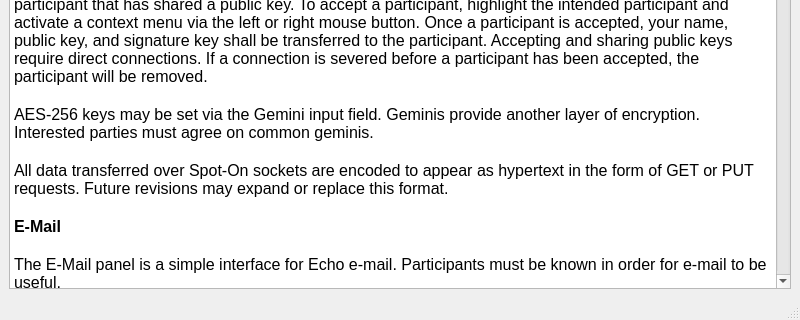
Old version of the form UI/docviewer.ui in the repository xloem/spot-on-svn; both pictures show x 0 to 800 and y 280 to 600 of the 800 by 600 pixel window.
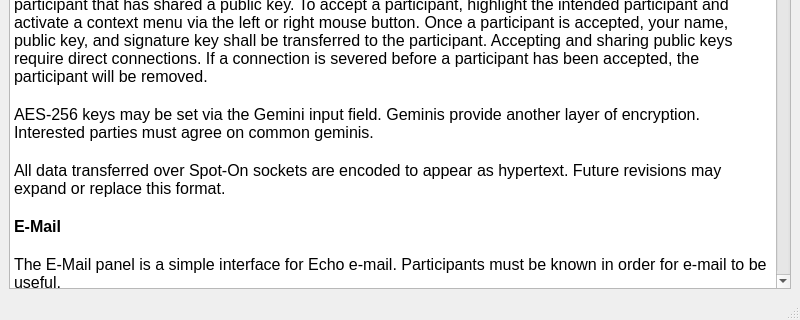
New version of the form. Icons and pictures are not drawn.

Diff of the .ui file:
```diff
--- a/UI/docviewer.ui
+++ b/UI/docviewer.ui
@@ -25,59 +25,59 @@
        <string>&lt;!DOCTYPE HTML PUBLIC &quot;-//W3C//DTD HTML 4.0//EN&quot; &quot;http://www.w3.org/TR/REC-html40/strict.dtd&quot;&gt;
 &lt;html&gt;&lt;head&gt;&lt;meta name=&quot;qrichtext&quot; content=&quot;1&quot; /&gt;&lt;style type=&quot;text/css&quot;&gt;
 p, li { white-space: pre-wrap; }
-&lt;/style&gt;&lt;/head&gt;&lt;body style=&quot; font-family:'Lucida Grande'; font-size:13pt; font-weight:400; font-style:normal;&quot;&gt;
-&lt;p style=&quot; margin-top:0px; margin-bottom:0px; margin-left:0px; margin-right:0px; -qt-block-indent:0; text-indent:0px;&quot;&gt;&lt;span style=&quot; font-family:'Sans'; font-size:12pt; font-weight:600;&quot;&gt;Buzz&lt;/span&gt;&lt;/p&gt;
-&lt;p style=&quot;-qt-paragraph-type:empty; margin-top:0px; margin-bottom:0px; margin-left:0px; margin-right:0px; -qt-block-indent:0; text-indent:0px; font-family:'Sans'; font-size:12pt;&quot;&gt;&lt;br /&gt;&lt;/p&gt;
-&lt;p style=&quot; margin-top:0px; margin-bottom:0px; margin-left:0px; margin-right:0px; -qt-block-indent:0; text-indent:0px;&quot;&gt;&lt;span style=&quot; font-family:'Sans'; font-size:12pt;&quot;&gt;Buzz provides a simple interface for public communications. Spot-On uses the channel name to derive an encryption key. The channel type describes the cipher algorithm that's to be used. An optional salt may be specified. Please note that the provided salt must be known by other parties in order for the derived key to be common.&lt;/span&gt;&lt;/p&gt;
-&lt;p style=&quot;-qt-paragraph-type:empty; margin-top:0px; margin-bottom:0px; margin-left:0px; margin-right:0px; -qt-block-indent:0; text-indent:0px; font-family:'Sans'; font-size:12pt;&quot;&gt;&lt;br /&gt;&lt;/p&gt;
-&lt;p style=&quot; margin-top:0px; margin-bottom:0px; margin-left:0px; margin-right:0px; -qt-block-indent:0; text-indent:0px;&quot;&gt;&lt;span style=&quot; font-family:'Sans'; font-size:12pt;&quot;&gt;User names are not necessarily unique, however, each client on a particular channel attempts a unique ID. The ID exists for the duration of a UI session.&lt;/span&gt;&lt;/p&gt;
-&lt;p style=&quot;-qt-paragraph-type:empty; margin-top:0px; margin-bottom:0px; margin-left:0px; margin-right:0px; -qt-block-indent:0; text-indent:0px; font-size:12pt; font-weight:600;&quot;&gt;&lt;br /&gt;&lt;/p&gt;
-&lt;p style=&quot; margin-top:0px; margin-bottom:0px; margin-left:0px; margin-right:0px; -qt-block-indent:0; text-indent:0px;&quot;&gt;&lt;span style=&quot; font-size:12pt; font-weight:600;&quot;&gt;Chat&lt;/span&gt;&lt;/p&gt;
-&lt;p style=&quot;-qt-paragraph-type:empty; margin-top:0px; margin-bottom:0px; margin-left:0px; margin-right:0px; -qt-block-indent:0; text-indent:0px; font-size:12pt;&quot;&gt;&lt;br /&gt;&lt;/p&gt;
-&lt;p style=&quot; margin-top:0px; margin-bottom:0px; margin-left:0px; margin-right:0px; -qt-block-indent:0; text-indent:0px;&quot;&gt;&lt;span style=&quot; font-size:12pt;&quot;&gt;The Chat page allows known participants to communicate via a hybrid system. Here, one may accept a participant that has shared a public key. To accept a participant, highlight the intended participant and activate a context menu via the left or right mouse button. Once a participant is accepted, your name, public key, and signature key shall be transferred to the participant. Accepting and sharing public keys require direct connections. If a connection is severed before a participant has been accepted, the participant will be removed.&lt;/span&gt;&lt;/p&gt;
-&lt;p style=&quot;-qt-paragraph-type:empty; margin-top:0px; margin-bottom:0px; margin-left:0px; margin-right:0px; -qt-block-indent:0; text-indent:0px; font-size:12pt;&quot;&gt;&lt;br /&gt;&lt;/p&gt;
-&lt;p style=&quot; margin-top:0px; margin-bottom:0px; margin-left:0px; margin-right:0px; -qt-block-indent:0; text-indent:0px;&quot;&gt;&lt;span style=&quot; font-size:12pt;&quot;&gt;AES-256 keys may be set via the Gemini input field. Geminis provide another layer of encryption. Interested parties must agree on common geminis.&lt;/span&gt;&lt;/p&gt;
-&lt;p style=&quot;-qt-paragraph-type:empty; margin-top:0px; margin-bottom:0px; margin-left:0px; margin-right:0px; -qt-block-indent:0; text-indent:0px; font-size:12pt;&quot;&gt;&lt;br /&gt;&lt;/p&gt;
-&lt;p style=&quot; margin-top:0px; margin-bottom:0px; margin-left:0px; margin-right:0px; -qt-block-indent:0; text-indent:0px;&quot;&gt;&lt;span style=&quot; font-size:12pt;&quot;&gt;All data transferred over Spot-On sockets are encoded to appear as hypertext in the form of GET or PUT requests. Future revisions may expand or replace this format.&lt;/span&gt;&lt;/p&gt;
-&lt;p style=&quot;-qt-paragraph-type:empty; margin-top:0px; margin-bottom:0px; margin-left:0px; margin-right:0px; -qt-block-indent:0; text-indent:0px; font-size:12pt;&quot;&gt;&lt;br /&gt;&lt;/p&gt;
-&lt;p style=&quot; margin-top:0px; margin-bottom:0px; margin-left:0px; margin-right:0px; -qt-block-indent:0; text-indent:0px;&quot;&gt;&lt;span style=&quot; font-size:12pt; font-weight:600;&quot;&gt;E-Mail&lt;/span&gt;&lt;/p&gt;
-&lt;p style=&quot;-qt-paragraph-type:empty; margin-top:0px; margin-bottom:0px; margin-left:0px; margin-right:0px; -qt-block-indent:0; text-indent:0px; font-size:12pt;&quot;&gt;&lt;br /&gt;&lt;/p&gt;
-&lt;p style=&quot; margin-top:0px; margin-bottom:0px; margin-left:0px; margin-right:0px; -qt-block-indent:0; text-indent:0px;&quot;&gt;&lt;span style=&quot; font-size:12pt;&quot;&gt;The E-Mail panel is a simple interface for Echo e-mail. Participants must be known in order for e-mail to be useful.&lt;/span&gt;&lt;/p&gt;
-&lt;p style=&quot;-qt-paragraph-type:empty; margin-top:0px; margin-bottom:0px; margin-left:0px; margin-right:0px; -qt-block-indent:0; text-indent:0px; font-size:12pt;&quot;&gt;&lt;br /&gt;&lt;/p&gt;
-&lt;p style=&quot; margin-top:0px; margin-bottom:0px; margin-left:0px; margin-right:0px; -qt-block-indent:0; text-indent:0px;&quot;&gt;&lt;span style=&quot; font-size:12pt;&quot;&gt;Similar to the Gemini, the Gold Bug provides another layer of AES-256 encryption. If specified, an outbound letter shall be encrypted via the provided key. Recipients will be prompted to provide correct gold bugs whenever they attempt to open letters that have been enclosed by gold bugs.&lt;/span&gt;&lt;/p&gt;
-&lt;p style=&quot;-qt-paragraph-type:empty; margin-top:0px; margin-bottom:0px; margin-left:0px; margin-right:0px; -qt-block-indent:0; text-indent:0px; font-size:12pt;&quot;&gt;&lt;br /&gt;&lt;/p&gt;
-&lt;p style=&quot; margin-top:0px; margin-bottom:0px; margin-left:0px; margin-right:0px; -qt-block-indent:0; text-indent:0px;&quot;&gt;&lt;span style=&quot; font-size:12pt;&quot;&gt;The C/O sub-panel allows participants to house off-line e-mail of other participants. The intent of this feature is to provide a means of storing data for later retrieval. Please note that two participants must have a common participant in order for the feature to function correctly. Whenever a participant requests e-mail, a broadcast message is sent to reachable nodes. The broadcast includes the participant's signature. E-mail will then be distributed in a timely manner.&lt;/span&gt;&lt;/p&gt;
-&lt;p style=&quot;-qt-paragraph-type:empty; margin-top:0px; margin-bottom:0px; margin-left:0px; margin-right:0px; -qt-block-indent:0; text-indent:0px; font-size:12pt;&quot;&gt;&lt;br /&gt;&lt;/p&gt;
-&lt;p style=&quot; margin-top:0px; margin-bottom:0px; margin-left:0px; margin-right:0px; -qt-block-indent:0; text-indent:0px;&quot;&gt;&lt;span style=&quot; font-size:12pt;&quot;&gt;Please note that you may receive duplicate messages because of the Echo Protocol. A future revision may resolve this mishap.&lt;/span&gt;&lt;/p&gt;
-&lt;p style=&quot;-qt-paragraph-type:empty; margin-top:0px; margin-bottom:0px; margin-left:0px; margin-right:0px; -qt-block-indent:0; text-indent:0px; font-size:12pt;&quot;&gt;&lt;br /&gt;&lt;/p&gt;
-&lt;p style=&quot; margin-top:0px; margin-bottom:0px; margin-left:0px; margin-right:0px; -qt-block-indent:0; text-indent:0px;&quot;&gt;&lt;span style=&quot; font-size:12pt; font-weight:600;&quot;&gt;Listeners&lt;/span&gt;&lt;/p&gt;
-&lt;p style=&quot;-qt-paragraph-type:empty; margin-top:0px; margin-bottom:0px; margin-left:0px; margin-right:0px; -qt-block-indent:0; text-indent:0px; font-size:12pt;&quot;&gt;&lt;br /&gt;&lt;/p&gt;
-&lt;p style=&quot; margin-top:0px; margin-bottom:0px; margin-left:0px; margin-right:0px; -qt-block-indent:0; text-indent:0px;&quot;&gt;&lt;span style=&quot; font-size:12pt;&quot;&gt;In order to accept incoming connections, at least one active listener is required. The maximum number of connections that Spot-On will accept on a listener may also be modified. Echo modes and SSL key sizes may be selected as well.&lt;/span&gt;&lt;/p&gt;
-&lt;p style=&quot;-qt-paragraph-type:empty; margin-top:0px; margin-bottom:0px; margin-left:0px; margin-right:0px; -qt-block-indent:0; text-indent:0px; font-size:12pt;&quot;&gt;&lt;br /&gt;&lt;/p&gt;
-&lt;p style=&quot; margin-top:0px; margin-bottom:0px; margin-left:0px; margin-right:0px; -qt-block-indent:0; text-indent:0px;&quot;&gt;&lt;span style=&quot; font-size:12pt;&quot;&gt;Data that is transmitted on the Echo Protocol is subject to echoes. To restrict echoed data on a listener, simply select the Echo Mode. Please note that in order for a connection to be either full or half echo, both endpoints must agree on an identical mode.&lt;/span&gt;&lt;/p&gt;
-&lt;p style=&quot;-qt-paragraph-type:empty; margin-top:0px; margin-bottom:0px; margin-left:0px; margin-right:0px; -qt-block-indent:0; text-indent:0px; font-size:12pt;&quot;&gt;&lt;br /&gt;&lt;/p&gt;
-&lt;p style=&quot; margin-top:0px; margin-bottom:0px; margin-left:0px; margin-right:0px; -qt-block-indent:0; text-indent:0px;&quot;&gt;&lt;span style=&quot; font-size:12pt;&quot;&gt;Restricting connections by country is provided on this page. A future version of Spot-On will provide more elaborate mechanisms for limiting remote connections.&lt;/span&gt;&lt;/p&gt;
-&lt;p style=&quot;-qt-paragraph-type:empty; margin-top:0px; margin-bottom:0px; margin-left:0px; margin-right:0px; -qt-block-indent:0; text-indent:0px; font-size:12pt;&quot;&gt;&lt;br /&gt;&lt;/p&gt;
-&lt;p style=&quot; margin-top:0px; margin-bottom:0px; margin-left:0px; margin-right:0px; -qt-block-indent:0; text-indent:0px;&quot;&gt;&lt;span style=&quot; font-size:12pt; font-weight:600;&quot;&gt;Neighbors&lt;/span&gt;&lt;/p&gt;
-&lt;p style=&quot;-qt-paragraph-type:empty; margin-top:0px; margin-bottom:0px; margin-left:0px; margin-right:0px; -qt-block-indent:0; text-indent:0px; font-size:12pt;&quot;&gt;&lt;br /&gt;&lt;/p&gt;
-&lt;p style=&quot; margin-top:0px; margin-bottom:0px; margin-left:0px; margin-right:0px; -qt-block-indent:0; text-indent:0px;&quot;&gt;&lt;span style=&quot; font-size:12pt;&quot;&gt;The Neighbors page lists all Spot-On network connections that are present on a node. This page also allows users to define new connections. A context menu may be activated via the left or right mouse buttons on the Neighbors table. The menu provides several other options that are not readily available.&lt;/span&gt;&lt;/p&gt;
-&lt;p style=&quot;-qt-paragraph-type:empty; margin-top:0px; margin-bottom:0px; margin-left:0px; margin-right:0px; -qt-block-indent:0; text-indent:0px; font-size:12pt;&quot;&gt;&lt;br /&gt;&lt;/p&gt;
-&lt;p style=&quot; margin-top:0px; margin-bottom:0px; margin-left:0px; margin-right:0px; -qt-block-indent:0; text-indent:0px;&quot;&gt;&lt;span style=&quot; font-size:12pt;&quot;&gt;The Neighbors page also allows owners to copy their public keys to clipboard buffers. Adding other participants may also be performed on this page.&lt;/span&gt;&lt;/p&gt;
-&lt;p style=&quot;-qt-paragraph-type:empty; margin-top:0px; margin-bottom:0px; margin-left:0px; margin-right:0px; -qt-block-indent:0; text-indent:0px; font-size:12pt;&quot;&gt;&lt;br /&gt;&lt;/p&gt;
-&lt;p style=&quot; margin-top:0px; margin-bottom:0px; margin-left:0px; margin-right:0px; -qt-block-indent:0; text-indent:0px;&quot;&gt;&lt;span style=&quot; font-size:12pt; font-weight:600;&quot;&gt;Search&lt;/span&gt;&lt;/p&gt;
-&lt;p style=&quot;-qt-paragraph-type:empty; margin-top:0px; margin-bottom:0px; margin-left:0px; margin-right:0px; -qt-block-indent:0; text-indent:0px; font-size:12pt;&quot;&gt;&lt;br /&gt;&lt;/p&gt;
-&lt;p style=&quot; margin-top:0px; margin-bottom:0px; margin-left:0px; margin-right:0px; -qt-block-indent:0; text-indent:0px;&quot;&gt;&lt;span style=&quot; font-size:12pt;&quot;&gt;Not yet implemented.&lt;/span&gt;&lt;/p&gt;
-&lt;p style=&quot;-qt-paragraph-type:empty; margin-top:0px; margin-bottom:0px; margin-left:0px; margin-right:0px; -qt-block-indent:0; text-indent:0px; font-size:12pt;&quot;&gt;&lt;br /&gt;&lt;/p&gt;
-&lt;p style=&quot; margin-top:0px; margin-bottom:0px; margin-left:0px; margin-right:0px; -qt-block-indent:0; text-indent:0px;&quot;&gt;&lt;span style=&quot; font-size:12pt; font-weight:600;&quot;&gt;Settings&lt;/span&gt;&lt;/p&gt;
-&lt;p style=&quot;-qt-paragraph-type:empty; margin-top:0px; margin-bottom:0px; margin-left:0px; margin-right:0px; -qt-block-indent:0; text-indent:0px; font-size:12pt;&quot;&gt;&lt;br /&gt;&lt;/p&gt;
-&lt;p style=&quot; margin-top:0px; margin-bottom:0px; margin-left:0px; margin-right:0px; -qt-block-indent:0; text-indent:0px;&quot;&gt;&lt;span style=&quot; font-size:12pt;&quot;&gt;Please prepare a passphrase after launching Spot-On. To do so, complete the Passphrase and Passphrase Confirmation fields. Also review, and perhaps modify, the cipher type, hash type, iteration count, RSA key size, and salt length. Please note that the initialization process may take a significant amount of time to complete.&lt;/span&gt;&lt;/p&gt;
-&lt;p style=&quot;-qt-paragraph-type:empty; margin-top:0px; margin-bottom:0px; margin-left:0px; margin-right:0px; -qt-block-indent:0; text-indent:0px; font-size:12pt;&quot;&gt;&lt;br /&gt;&lt;/p&gt;
-&lt;p style=&quot; margin-top:0px; margin-bottom:0px; margin-left:0px; margin-right:0px; -qt-block-indent:0; text-indent:0px;&quot;&gt;&lt;span style=&quot; font-size:12pt;&quot;&gt;Spot-On is separated into two major processes, a kernel and a user interface. The kernel is responsible for establishing and maintaining the network aspects of Spot-On. The data between a kernel process and one or more user interfaces are transferred over SSL.&lt;/span&gt;&lt;/p&gt;
-&lt;p style=&quot;-qt-paragraph-type:empty; margin-top:0px; margin-bottom:0px; margin-left:0px; margin-right:0px; -qt-block-indent:0; text-indent:0px; font-size:12pt;&quot;&gt;&lt;br /&gt;&lt;/p&gt;
-&lt;p style=&quot; margin-top:0px; margin-bottom:0px; margin-left:0px; margin-right:0px; -qt-block-indent:0; text-indent:0px;&quot;&gt;&lt;span style=&quot; font-size:12pt; font-weight:600;&quot;&gt;URLs&lt;/span&gt;&lt;/p&gt;
-&lt;p style=&quot;-qt-paragraph-type:empty; margin-top:0px; margin-bottom:0px; margin-left:0px; margin-right:0px; -qt-block-indent:0; text-indent:0px; font-size:12pt;&quot;&gt;&lt;br /&gt;&lt;/p&gt;
-&lt;p style=&quot; margin-top:0px; margin-bottom:0px; margin-left:0px; margin-right:0px; -qt-block-indent:0; text-indent:0px;&quot;&gt;&lt;span style=&quot; font-size:12pt;&quot;&gt;Not yet implemented.&lt;/span&gt;&lt;/p&gt;
-&lt;p style=&quot;-qt-paragraph-type:empty; margin-top:0px; margin-bottom:0px; margin-left:0px; margin-right:0px; -qt-block-indent:0; text-indent:0px; font-size:12pt;&quot;&gt;&lt;br /&gt;&lt;/p&gt;&lt;/body&gt;&lt;/html&gt;</string>
+&lt;/style&gt;&lt;/head&gt;&lt;body style=&quot; font-family:'Sans'; font-size:12pt; font-weight:400; font-style:normal;&quot;&gt;
+&lt;p style=&quot; margin-top:0px; margin-bottom:0px; margin-left:0px; margin-right:0px; -qt-block-indent:0; text-indent:0px;&quot;&gt;&lt;span style=&quot; font-weight:600;&quot;&gt;Buzz&lt;/span&gt;&lt;/p&gt;
+&lt;p style=&quot;-qt-paragraph-type:empty; margin-top:0px; margin-bottom:0px; margin-left:0px; margin-right:0px; -qt-block-indent:0; text-indent:0px;&quot;&gt;&lt;br /&gt;&lt;/p&gt;
+&lt;p style=&quot; margin-top:0px; margin-bottom:0px; margin-left:0px; margin-right:0px; -qt-block-indent:0; text-indent:0px;&quot;&gt;Buzz provides a simple interface for public communications. Spot-On uses the channel name to derive an encryption key. The channel type describes the cipher algorithm that's to be used. An optional salt may be specified. Please note that the provided salt must be known by other parties in order for the derived key to be common.&lt;/p&gt;
+&lt;p style=&quot;-qt-paragraph-type:empty; margin-top:0px; margin-bottom:0px; margin-left:0px; margin-right:0px; -qt-block-indent:0; text-indent:0px;&quot;&gt;&lt;br /&gt;&lt;/p&gt;
+&lt;p style=&quot; margin-top:0px; margin-bottom:0px; margin-left:0px; margin-right:0px; -qt-block-indent:0; text-indent:0px;&quot;&gt;User names are not necessarily unique, however, each client on a particular channel attempts a unique ID. The ID exists for the duration of a UI session.&lt;/p&gt;
+&lt;p style=&quot;-qt-paragraph-type:empty; margin-top:0px; margin-bottom:0px; margin-left:0px; margin-right:0px; -qt-block-indent:0; text-indent:0px; font-family:'Lucida Grande'; font-weight:600;&quot;&gt;&lt;br /&gt;&lt;/p&gt;
+&lt;p style=&quot; margin-top:0px; margin-bottom:0px; margin-left:0px; margin-right:0px; -qt-block-indent:0; text-indent:0px;&quot;&gt;&lt;span style=&quot; font-family:'Lucida Grande'; font-weight:600;&quot;&gt;Chat&lt;/span&gt;&lt;/p&gt;
+&lt;p style=&quot;-qt-paragraph-type:empty; margin-top:0px; margin-bottom:0px; margin-left:0px; margin-right:0px; -qt-block-indent:0; text-indent:0px; font-family:'Lucida Grande';&quot;&gt;&lt;br /&gt;&lt;/p&gt;
+&lt;p style=&quot; margin-top:0px; margin-bottom:0px; margin-left:0px; margin-right:0px; -qt-block-indent:0; text-indent:0px;&quot;&gt;&lt;span style=&quot; font-family:'Lucida Grande';&quot;&gt;The Chat page allows known participants to communicate via a hybrid system. Here, one may accept a participant that has shared a public key. To accept a participant, highlight the intended participant and activate a context menu via the left or right mouse button. Once a participant is accepted, your name, public key, and signature key shall be transferred to the participant. Accepting and sharing public keys require direct connections. If a connection is severed before a participant has been accepted, the participant will be removed.&lt;/span&gt;&lt;/p&gt;
+&lt;p style=&quot;-qt-paragraph-type:empty; margin-top:0px; margin-bottom:0px; margin-left:0px; margin-right:0px; -qt-block-indent:0; text-indent:0px; font-family:'Lucida Grande';&quot;&gt;&lt;br /&gt;&lt;/p&gt;
+&lt;p style=&quot; margin-top:0px; margin-bottom:0px; margin-left:0px; margin-right:0px; -qt-block-indent:0; text-indent:0px;&quot;&gt;&lt;span style=&quot; font-family:'Lucida Grande';&quot;&gt;AES-256 keys may be set via the Gemini input field. Geminis provide another layer of encryption. Interested parties must agree on common geminis.&lt;/span&gt;&lt;/p&gt;
+&lt;p style=&quot;-qt-paragraph-type:empty; margin-top:0px; margin-bottom:0px; margin-left:0px; margin-right:0px; -qt-block-indent:0; text-indent:0px; font-family:'Lucida Grande';&quot;&gt;&lt;br /&gt;&lt;/p&gt;
+&lt;p style=&quot; margin-top:0px; margin-bottom:0px; margin-left:0px; margin-right:0px; -qt-block-indent:0; text-indent:0px;&quot;&gt;&lt;span style=&quot; font-family:'Lucida Grande';&quot;&gt;All data transferred over Spot-On sockets are encoded to appear as hypertext. Future revisions may expand or replace this format.&lt;/span&gt;&lt;/p&gt;
+&lt;p style=&quot;-qt-paragraph-type:empty; margin-top:0px; margin-bottom:0px; margin-left:0px; margin-right:0px; -qt-block-indent:0; text-indent:0px; font-family:'Lucida Grande';&quot;&gt;&lt;br /&gt;&lt;/p&gt;
+&lt;p style=&quot; margin-top:0px; margin-bottom:0px; margin-left:0px; margin-right:0px; -qt-block-indent:0; text-indent:0px;&quot;&gt;&lt;span style=&quot; font-family:'Lucida Grande'; font-weight:600;&quot;&gt;E-Mail&lt;/span&gt;&lt;/p&gt;
+&lt;p style=&quot;-qt-paragraph-type:empty; margin-top:0px; margin-bottom:0px; margin-left:0px; margin-right:0px; -qt-block-indent:0; text-indent:0px; font-family:'Lucida Grande';&quot;&gt;&lt;br /&gt;&lt;/p&gt;
+&lt;p style=&quot; margin-top:0px; margin-bottom:0px; margin-left:0px; margin-right:0px; -qt-block-indent:0; text-indent:0px;&quot;&gt;&lt;span style=&quot; font-family:'Lucida Grande';&quot;&gt;The E-Mail panel is a simple interface for Echo e-mail. Participants must be known in order for e-mail to be useful.&lt;/span&gt;&lt;/p&gt;
+&lt;p style=&quot;-qt-paragraph-type:empty; margin-top:0px; margin-bottom:0px; margin-left:0px; margin-right:0px; -qt-block-indent:0; text-indent:0px; font-family:'Lucida Grande';&quot;&gt;&lt;br /&gt;&lt;/p&gt;
+&lt;p style=&quot; margin-top:0px; margin-bottom:0px; margin-left:0px; margin-right:0px; -qt-block-indent:0; text-indent:0px;&quot;&gt;&lt;span style=&quot; font-family:'Lucida Grande';&quot;&gt;Similar to the Gemini, the Gold Bug provides another layer of AES-256 encryption. If specified, an outbound letter shall be encrypted via the provided key. Recipients will be prompted to provide correct gold bugs whenever they attempt to open letters that have been enclosed by gold bugs.&lt;/span&gt;&lt;/p&gt;
+&lt;p style=&quot;-qt-paragraph-type:empty; margin-top:0px; margin-bottom:0px; margin-left:0px; margin-right:0px; -qt-block-indent:0; text-indent:0px; font-family:'Lucida Grande';&quot;&gt;&lt;br /&gt;&lt;/p&gt;
+&lt;p style=&quot; margin-top:0px; margin-bottom:0px; margin-left:0px; margin-right:0px; -qt-block-indent:0; text-indent:0px;&quot;&gt;&lt;span style=&quot; font-family:'Lucida Grande';&quot;&gt;The C/O sub-panel allows participants to house off-line e-mail of other participants. The intent of this feature is to provide a means of storing data for later retrieval. Please note that two participants must have a common participant in order for the feature to function correctly. Whenever a participant requests e-mail, a broadcast message is sent to reachable nodes. The broadcast includes the participant's signature. E-mail will then be distributed in a timely manner.&lt;/span&gt;&lt;/p&gt;
+&lt;p style=&quot;-qt-paragraph-type:empty; margin-top:0px; margin-bottom:0px; margin-left:0px; margin-right:0px; -qt-block-indent:0; text-indent:0px; font-family:'Lucida Grande';&quot;&gt;&lt;br /&gt;&lt;/p&gt;
+&lt;p style=&quot; margin-top:0px; margin-bottom:0px; margin-left:0px; margin-right:0px; -qt-block-indent:0; text-indent:0px;&quot;&gt;&lt;span style=&quot; font-family:'Lucida Grande';&quot;&gt;Please note that you may receive duplicate messages because of the Echo Protocol. A future revision may resolve this mishap.&lt;/span&gt;&lt;/p&gt;
+&lt;p style=&quot;-qt-paragraph-type:empty; margin-top:0px; margin-bottom:0px; margin-left:0px; margin-right:0px; -qt-block-indent:0; text-indent:0px; font-family:'Lucida Grande';&quot;&gt;&lt;br /&gt;&lt;/p&gt;
+&lt;p style=&quot; margin-top:0px; margin-bottom:0px; margin-left:0px; margin-right:0px; -qt-block-indent:0; text-indent:0px;&quot;&gt;&lt;span style=&quot; font-family:'Lucida Grande'; font-weight:600;&quot;&gt;Listeners&lt;/span&gt;&lt;/p&gt;
+&lt;p style=&quot;-qt-paragraph-type:empty; margin-top:0px; margin-bottom:0px; margin-left:0px; margin-right:0px; -qt-block-indent:0; text-indent:0px; font-family:'Lucida Grande';&quot;&gt;&lt;br /&gt;&lt;/p&gt;
+&lt;p style=&quot; margin-top:0px; margin-bottom:0px; margin-left:0px; margin-right:0px; -qt-block-indent:0; text-indent:0px;&quot;&gt;&lt;span style=&quot; font-family:'Lucida Grande';&quot;&gt;In order to accept incoming connections, at least one active listener is required. The maximum number of connections that Spot-On will accept on a listener may also be modified. Echo modes and SSL key sizes may be selected as well.&lt;/span&gt;&lt;/p&gt;
+&lt;p style=&quot;-qt-paragraph-type:empty; margin-top:0px; margin-bottom:0px; margin-left:0px; margin-right:0px; -qt-block-indent:0; text-indent:0px; font-family:'Lucida Grande';&quot;&gt;&lt;br /&gt;&lt;/p&gt;
+&lt;p style=&quot; margin-top:0px; margin-bottom:0px; margin-left:0px; margin-right:0px; -qt-block-indent:0; text-indent:0px;&quot;&gt;&lt;span style=&quot; font-family:'Lucida Grande';&quot;&gt;Data that is transmitted on the Echo Protocol is subject to echoes. To restrict echoed data on a listener, simply select the Echo Mode. Please note that in order for a connection to be either full or half echo, both endpoints must agree on an identical mode.&lt;/span&gt;&lt;/p&gt;
+&lt;p style=&quot;-qt-paragraph-type:empty; margin-top:0px; margin-bottom:0px; margin-left:0px; margin-right:0px; -qt-block-indent:0; text-indent:0px; font-family:'Lucida Grande';&quot;&gt;&lt;br /&gt;&lt;/p&gt;
+&lt;p style=&quot; margin-top:0px; margin-bottom:0px; margin-left:0px; margin-right:0px; -qt-block-indent:0; text-indent:0px;&quot;&gt;&lt;span style=&quot; font-family:'Lucida Grande';&quot;&gt;Restricting connections by country is provided on this page. A future version of Spot-On will provide more elaborate mechanisms for limiting remote connections.&lt;/span&gt;&lt;/p&gt;
+&lt;p style=&quot;-qt-paragraph-type:empty; margin-top:0px; margin-bottom:0px; margin-left:0px; margin-right:0px; -qt-block-indent:0; text-indent:0px; font-family:'Lucida Grande';&quot;&gt;&lt;br /&gt;&lt;/p&gt;
+&lt;p style=&quot; margin-top:0px; margin-bottom:0px; margin-left:0px; margin-right:0px; -qt-block-indent:0; text-indent:0px;&quot;&gt;&lt;span style=&quot; font-family:'Lucida Grande'; font-weight:600;&quot;&gt;Neighbors&lt;/span&gt;&lt;/p&gt;
+&lt;p style=&quot;-qt-paragraph-type:empty; margin-top:0px; margin-bottom:0px; margin-left:0px; margin-right:0px; -qt-block-indent:0; text-indent:0px; font-family:'Lucida Grande';&quot;&gt;&lt;br /&gt;&lt;/p&gt;
+&lt;p style=&quot; margin-top:0px; margin-bottom:0px; margin-left:0px; margin-right:0px; -qt-block-indent:0; text-indent:0px;&quot;&gt;&lt;span style=&quot; font-family:'Lucida Grande';&quot;&gt;The Neighbors page lists all Spot-On network connections that are present on a node. This page also allows users to define new connections. A context menu may be activated via the left or right mouse buttons on the Neighbors table. The menu provides several other options that are not readily available.&lt;/span&gt;&lt;/p&gt;
+&lt;p style=&quot;-qt-paragraph-type:empty; margin-top:0px; margin-bottom:0px; margin-left:0px; margin-right:0px; -qt-block-indent:0; text-indent:0px; font-family:'Lucida Grande';&quot;&gt;&lt;br /&gt;&lt;/p&gt;
+&lt;p style=&quot; margin-top:0px; margin-bottom:0px; margin-left:0px; margin-right:0px; -qt-block-indent:0; text-indent:0px;&quot;&gt;&lt;span style=&quot; font-family:'Lucida Grande';&quot;&gt;The Neighbors page also allows owners to copy their public keys to clipboard buffers. Adding other participants may also be performed on this page.&lt;/span&gt;&lt;/p&gt;
+&lt;p style=&quot;-qt-paragraph-type:empty; margin-top:0px; margin-bottom:0px; margin-left:0px; margin-right:0px; -qt-block-indent:0; text-indent:0px; font-family:'Lucida Grande';&quot;&gt;&lt;br /&gt;&lt;/p&gt;
+&lt;p style=&quot; margin-top:0px; margin-bottom:0px; margin-left:0px; margin-right:0px; -qt-block-indent:0; text-indent:0px;&quot;&gt;&lt;span style=&quot; font-family:'Lucida Grande'; font-weight:600;&quot;&gt;Search&lt;/span&gt;&lt;/p&gt;
+&lt;p style=&quot;-qt-paragraph-type:empty; margin-top:0px; margin-bottom:0px; margin-left:0px; margin-right:0px; -qt-block-indent:0; text-indent:0px; font-family:'Lucida Grande';&quot;&gt;&lt;br /&gt;&lt;/p&gt;
+&lt;p style=&quot; margin-top:0px; margin-bottom:0px; margin-left:0px; margin-right:0px; -qt-block-indent:0; text-indent:0px;&quot;&gt;&lt;span style=&quot; font-family:'Lucida Grande';&quot;&gt;Not yet implemented.&lt;/span&gt;&lt;/p&gt;
+&lt;p style=&quot;-qt-paragraph-type:empty; margin-top:0px; margin-bottom:0px; margin-left:0px; margin-right:0px; -qt-block-indent:0; text-indent:0px; font-family:'Lucida Grande';&quot;&gt;&lt;br /&gt;&lt;/p&gt;
+&lt;p style=&quot; margin-top:0px; margin-bottom:0px; margin-left:0px; margin-right:0px; -qt-block-indent:0; text-indent:0px;&quot;&gt;&lt;span style=&quot; font-family:'Lucida Grande'; font-weight:600;&quot;&gt;Settings&lt;/span&gt;&lt;/p&gt;
+&lt;p style=&quot;-qt-paragraph-type:empty; margin-top:0px; margin-bottom:0px; margin-left:0px; margin-right:0px; -qt-block-indent:0; text-indent:0px; font-family:'Lucida Grande';&quot;&gt;&lt;br /&gt;&lt;/p&gt;
+&lt;p style=&quot; margin-top:0px; margin-bottom:0px; margin-left:0px; margin-right:0px; -qt-block-indent:0; text-indent:0px;&quot;&gt;&lt;span style=&quot; font-family:'Lucida Grande';&quot;&gt;Please prepare a passphrase after launching Spot-On. To do so, complete the Passphrase and Passphrase Confirmation fields. Also review, and perhaps modify, the cipher type, hash type, iteration count, RSA key size, and salt length. Please note that the initialization process may take a significant amount of time to complete.&lt;/span&gt;&lt;/p&gt;
+&lt;p style=&quot;-qt-paragraph-type:empty; margin-top:0px; margin-bottom:0px; margin-left:0px; margin-right:0px; -qt-block-indent:0; text-indent:0px; font-family:'Lucida Grande';&quot;&gt;&lt;br /&gt;&lt;/p&gt;
+&lt;p style=&quot; margin-top:0px; margin-bottom:0px; margin-left:0px; margin-right:0px; -qt-block-indent:0; text-indent:0px;&quot;&gt;&lt;span style=&quot; font-family:'Lucida Grande';&quot;&gt;Spot-On is separated into two major processes, a kernel and a user interface. The kernel is responsible for establishing and maintaining the network aspects of Spot-On. The data between a kernel process and one or more user interfaces are transferred over SSL.&lt;/span&gt;&lt;/p&gt;
+&lt;p style=&quot;-qt-paragraph-type:empty; margin-top:0px; margin-bottom:0px; margin-left:0px; margin-right:0px; -qt-block-indent:0; text-indent:0px; font-family:'Lucida Grande';&quot;&gt;&lt;br /&gt;&lt;/p&gt;
+&lt;p style=&quot; margin-top:0px; margin-bottom:0px; margin-left:0px; margin-right:0px; -qt-block-indent:0; text-indent:0px;&quot;&gt;&lt;span style=&quot; font-family:'Lucida Grande'; font-weight:600;&quot;&gt;URLs&lt;/span&gt;&lt;/p&gt;
+&lt;p style=&quot;-qt-paragraph-type:empty; margin-top:0px; margin-bottom:0px; margin-left:0px; margin-right:0px; -qt-block-indent:0; text-indent:0px; font-family:'Lucida Grande';&quot;&gt;&lt;br /&gt;&lt;/p&gt;
+&lt;p style=&quot; margin-top:0px; margin-bottom:0px; margin-left:0px; margin-right:0px; -qt-block-indent:0; text-indent:0px;&quot;&gt;&lt;span style=&quot; font-family:'Lucida Grande';&quot;&gt;Not yet implemented.&lt;/span&gt;&lt;/p&gt;
+&lt;p style=&quot;-qt-paragraph-type:empty; margin-top:0px; margin-bottom:0px; margin-left:0px; margin-right:0px; -qt-block-indent:0; text-indent:0px; font-family:'Lucida Grande';&quot;&gt;&lt;br /&gt;&lt;/p&gt;&lt;/body&gt;&lt;/html&gt;</string>
       </property>
      </widget>
     </item>
```
Left out of the diff: 2 changed lines with no effect on the pictures.
